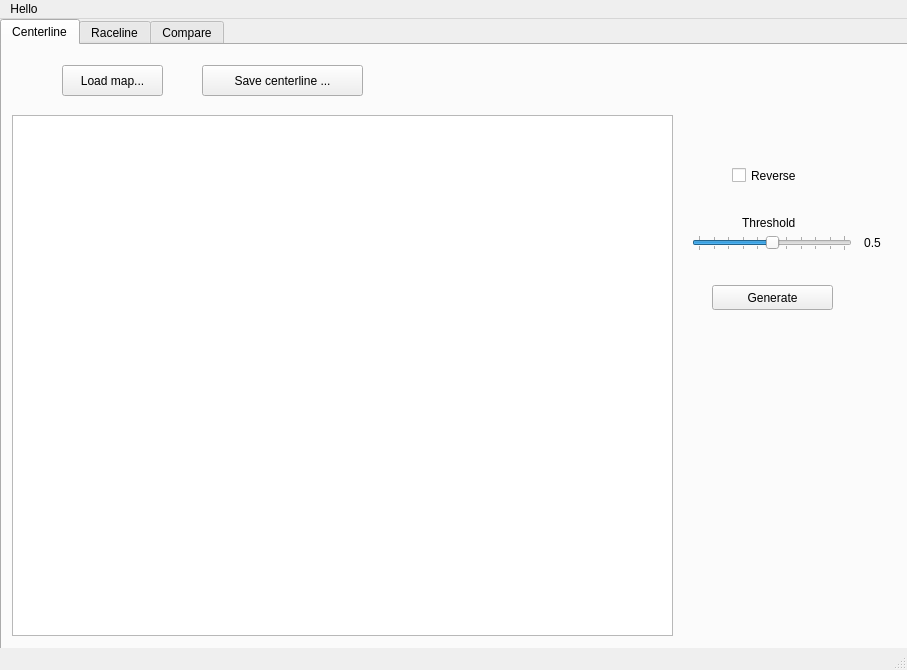
Before: the Qt Designer form gui/ui/MainWindow.ui in vaul-ulaval/f1tenth-raceline-optim, drawn with Qt 5.
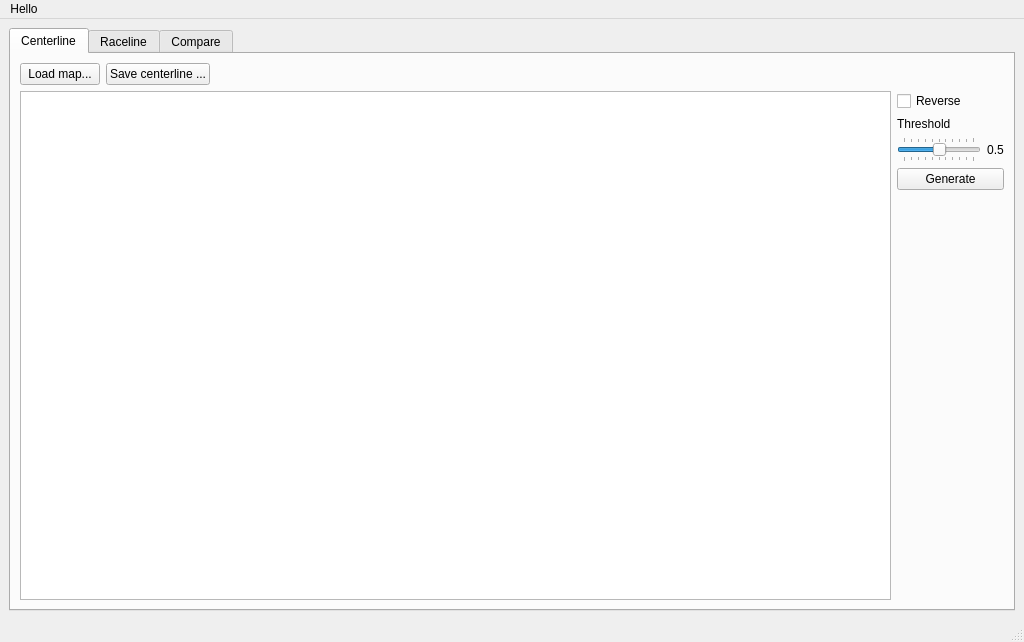
After: the same form once the commit is applied.

Diff of the .ui file:
```diff
--- a/gui/ui/MainWindow.ui
+++ b/gui/ui/MainWindow.ui
@@ -6,23 +6,17 @@
    <rect>
     <x>0</x>
     <y>0</y>
-    <width>907</width>
-    <height>670</height>
+    <width>1024</width>
+    <height>642</height>
    </rect>
   </property>
   <property name="windowTitle">
    <string>MainWindow</string>
   </property>
   <widget class="QWidget" name="centralwidget">
+   <layout class="QVBoxLayout" name="verticalLayout">
+    <item>
    <widget class="QTabWidget" name="Tabs">
-    <property name="geometry">
-     <rect>
-      <x>0</x>
-      <y>0</y>
-      <width>911</width>
-      <height>631</height>
-     </rect>
-    </property>
     <property name="currentIndex">
      <number>0</number>
     </property>
@@ -30,15 +24,11 @@
      <attribute name="title">
       <string>Centerline</string>
      </attribute>
+       <layout class="QVBoxLayout" name="verticalLayout_3">
+        <item>
+         <layout class="QHBoxLayout" name="horizontalLayout">
+          <item>
      <widget class="QPushButton" name="loadMapButton">
-      <property name="geometry">
-       <rect>
-        <x>60</x>
-        <y>20</y>
-        <width>101</width>
-        <height>31</height>
-       </rect>
-      </property>
       <property name="toolTip">
        <string/>
       </property>
@@ -49,27 +39,65 @@
        <string>Load map...</string>
       </property>
      </widget>
+          </item>
+          <item>
      <widget class="QPushButton" name="SaveCenterLineButton">
-      <property name="geometry">
-       <rect>
-        <x>200</x>
-        <y>20</y>
-        <width>161</width>
-        <height>31</height>
-       </rect>
-      </property>
       <property name="text">
        <string>Save centerline ...</string>
       </property>
      </widget>
+          </item>
+          <item>
+           <spacer name="horizontalSpacer">
+            <property name="orientation">
+             <enum>Qt::Horizontal</enum>
+            </property>
+            <property name="sizeHint" stdset="0">
+             <size>
+              <width>40</width>
+              <height>20</height>
+             </size>
+            </property>
+           </spacer>
+          </item>
+         </layout>
+        </item>
+        <item>
+         <layout class="QHBoxLayout" name="horizontalLayout_3">
+          <item>
+           <widget class="QGraphicsView" name="centerLineView"/>
+          </item>
+          <item>
+           <layout class="QVBoxLayout" name="verticalLayout_2">
+            <item>
+             <widget class="QCheckBox" name="reverseCheckBox">
+              <property name="text">
+               <string>Reverse</string>
+              </property>
+              <property name="iconSize">
+               <size>
+                <width>20</width>
+                <height>20</height>
+               </size>
+              </property>
+             </widget>
+            </item>
+            <item>
+             <widget class="QLabel" name="thresholdLabel">
+              <property name="text">
+               <string>Threshold</string>
+              </property>
+             </widget>
+            </item>
+            <item>
+             <layout class="QHBoxLayout" name="horizontalLayout_2">
+              <item>
      <widget class="QSlider" name="thresholdSlider">
-      <property name="geometry">
-       <rect>
-        <x>690</x>
-        <y>190</y>
-        <width>160</width>
-        <height>16</height>
-       </rect>
+                <property name="sizePolicy">
+                 <sizepolicy hsizetype="Preferred" vsizetype="Fixed">
+                  <horstretch>0</horstretch>
+                  <verstretch>0</verstretch>
+                 </sizepolicy>
       </property>
       <property name="minimum">
        <number>0</number>
@@ -102,28 +130,9 @@
        <number>10</number>
       </property>
      </widget>
-     <widget class="QLabel" name="thresholdLabel">
-      <property name="geometry">
-       <rect>
-        <x>740</x>
-        <y>170</y>
-        <width>71</width>
-        <height>16</height>
-       </rect>
-      </property>
-      <property name="text">
-       <string>Threshold</string>
-      </property>
-     </widget>
+              </item>
+              <item>
      <widget class="QLabel" name="thresholdValue">
-      <property name="geometry">
-       <rect>
-        <x>850</x>
-        <y>190</y>
-        <width>41</width>
-        <height>16</height>
-       </rect>
-      </property>
       <property name="text">
        <string>0.5</string>
       </property>
@@ -131,48 +140,34 @@
        <set>Qt::AlignCenter</set>
       </property>
      </widget>
-     <widget class="QCheckBox" name="reverseCheckBox">
-      <property name="geometry">
-       <rect>
-        <x>730</x>
-        <y>120</y>
-        <width>91</width>
-        <height>21</height>
-       </rect>
-      </property>
-      <property name="text">
-       <string>Reverse</string>
-      </property>
-      <property name="iconSize">
-       <size>
-        <width>20</width>
-        <height>20</height>
-       </size>
-      </property>
-     </widget>
-     <widget class="QGraphicsView" name="centerLineView">
-      <property name="geometry">
-       <rect>
-        <x>10</x>
-        <y>70</y>
-        <width>661</width>
-        <height>521</height>
-       </rect>
-      </property>
-     </widget>
+              </item>
+             </layout>
+            </item>
+            <item>
      <widget class="QPushButton" name="genCenterlineButton">
-      <property name="geometry">
-       <rect>
-        <x>710</x>
-        <y>240</y>
-        <width>121</width>
-        <height>25</height>
-       </rect>
-      </property>
       <property name="text">
        <string>Generate</string>
       </property>
      </widget>
+            </item>
+            <item>
+             <spacer name="verticalSpacer">
+              <property name="orientation">
+               <enum>Qt::Vertical</enum>
+              </property>
+              <property name="sizeHint" stdset="0">
+               <size>
+                <width>20</width>
+                <height>40</height>
+               </size>
+              </property>
+             </spacer>
+            </item>
+           </layout>
+          </item>
+         </layout>
+        </item>
+       </layout>
     </widget>
     <widget class="QWidget" name="Raceline">
      <attribute name="title">
@@ -185,13 +180,15 @@
      </attribute>
     </widget>
    </widget>
+    </item>
+   </layout>
   </widget>
   <widget class="QMenuBar" name="menubar">
    <property name="geometry">
     <rect>
      <x>0</x>
      <y>0</y>
-     <width>907</width>
+     <width>1024</width>
      <height>22</height>
     </rect>
    </property>
```
Lines whose indentation alone changed are shown as unchanged.
